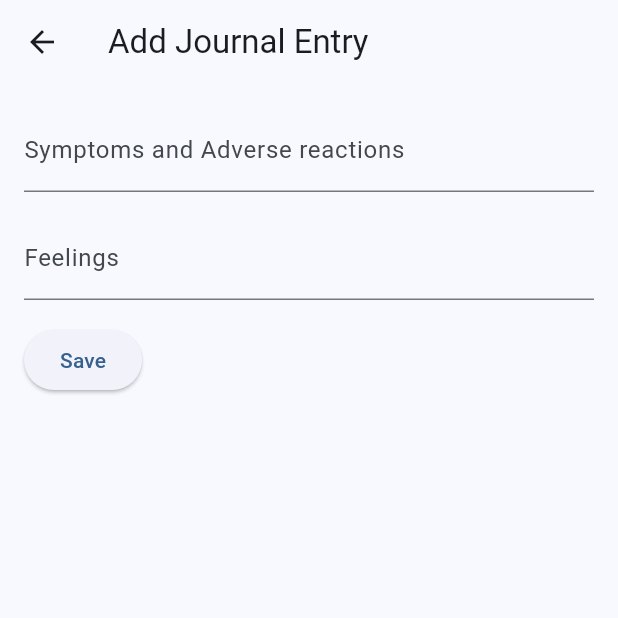
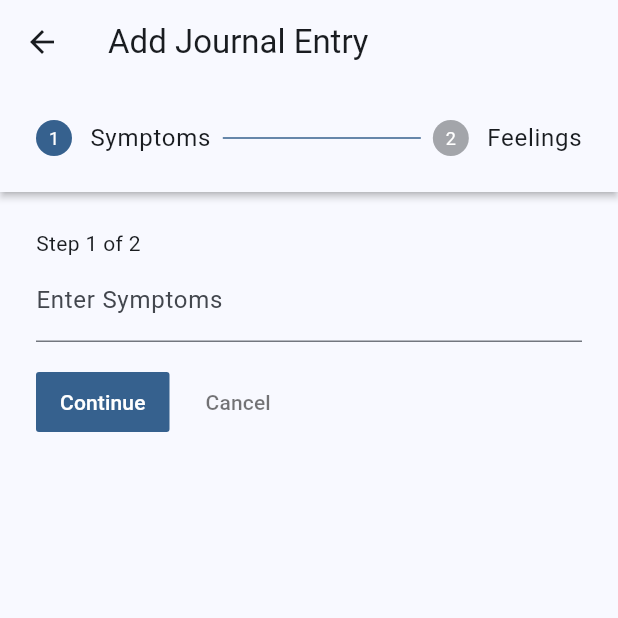
Before and after one commit to martinvanaud/cau-appdev, a Flutter app: the screen it shows after launch, item 2 of the bottom bar chosen, after a tap on the "add" icon, on a phone screen of 412 x 824 dp, the top half of it. Run offline on Flutter 3.47's test engine with Material 2 defaults, Android fonts, the phone set to English and light mode, and no system bars.

Commit message:
added stepper to add journal page

```diff
--- a/lib/main.dart
+++ b/lib/main.dart
@@ -161,7 +161,7 @@
         onPressed: () async {
           final newEntry = await Navigator.push(
             context,
-            MaterialPageRoute(builder: (context) => AddJournalEntryPage()),
+            MaterialPageRoute(builder: (context) => MultiStepJournalEntryPage()),
           );
 
           if (newEntry != null) {
@@ -211,55 +211,44 @@
   }
 }
 
-class AddJournalEntryPage extends StatefulWidget {
+class MultiStepJournalEntryPage extends StatefulWidget {
   @override
-  _AddJournalEntryPageState createState() => _AddJournalEntryPageState();
+  _MultiStepJournalEntryPageState createState() => _MultiStepJournalEntryPageState();
 }
 
-class _AddJournalEntryPageState extends State<AddJournalEntryPage> {
+class _MultiStepJournalEntryPageState extends State<MultiStepJournalEntryPage> {
   late TextEditingController _symptomsController;
-  late TextEditingController _symptomsController2;
+  late TextEditingController _feelingsController;
+
+  int _currentStep = 0;
+  static const int _totalSteps = 2;
 
   @override
   void initState() {
     super.initState();
     _symptomsController = TextEditingController();
-    _symptomsController2 = TextEditingController();
+    _feelingsController = TextEditingController();
   }
 
   @override
   void dispose() {
     _symptomsController.dispose();
-    _symptomsController2.dispose();
+    _feelingsController.dispose();
     super.dispose();
   }
 
-  @override
-  Widget build(BuildContext context) {
-    return Scaffold(
-      appBar: AppBar(
-        title: Text('Add Journal Entry'),
-      ),
-      body: Padding(
-        padding: const EdgeInsets.all(16.0),
-        child: Column(
-          crossAxisAlignment: CrossAxisAlignment.start,
-          children: [
-            TextField(
-              controller: _symptomsController,
-              decoration: InputDecoration(labelText: 'Symptoms and Adverse reactions'),
-            ),
-            const SizedBox(height: 16.0),
-            TextField(
-              controller: _symptomsController2,
-              decoration: InputDecoration(labelText: 'Feelings'),
-            ),
-            const SizedBox(height: 16.0),
-            ElevatedButton(
-              onPressed: () {
+  void _nextStep() {
+    if (_currentStep < _totalSteps - 1) {
+      setState(() {
+        _currentStep++;
+      });
+    }
+  }
+
+  void _saveEntry() {
     final date = DateTime.now().toString().substring(0, 16);
     final symptoms = _symptomsController.text;
-                final feelings = _symptomsController2.text;
+    final feelings = _feelingsController.text;
 
     if (symptoms.isNotEmpty) {
       Navigator.pop(
@@ -269,12 +258,58 @@
     } else {
       // Handle case where symptoms are empty
     }
-              },
-              child: Text('Save'),
+  }
+
+  @override
+  Widget build(BuildContext context) {
+    return Scaffold(
+      appBar: AppBar(
+        title: Text('Add Journal Entry'),
+      ),
+      body: Stepper(
+        type: StepperType.horizontal,
+        currentStep: _currentStep,
+        onStepContinue: _nextStep,
+        onStepTapped: (step) => _nextStep(),
+        onStepCancel: () => Navigator.pop(context),
+        steps: [
+          Step(
+            title: Text('Symptoms'),
+            content: Column(
+              crossAxisAlignment: CrossAxisAlignment.start,
+              children: [
+                Text('Step ${_currentStep + 1} of $_totalSteps'),
+                TextField(
+                  controller: _symptomsController,
+                  decoration: InputDecoration(labelText: 'Enter Symptoms'),
                 ),
               ],
             ),
+            isActive: _currentStep == 0,
           ),
+          Step(
+            title: Text('Feelings'),
+            content: Column(
+              crossAxisAlignment: CrossAxisAlignment.start,
+              children: [
+                Text('Step ${_currentStep + 1} of $_totalSteps'),
+                TextField(
+                  controller: _feelingsController,
+                  decoration: InputDecoration(labelText: 'Enter Feelings'),
+                ),
+              ],
+            ),
+            isActive: _currentStep == 1,
+          ),
+        ],
+      ),
+      floatingActionButton: _currentStep == _totalSteps - 1
+          ? FloatingActionButton(
+        onPressed: _saveEntry,
+        tooltip: 'Save',
+        child: Icon(Icons.save),
+      )
+          : null,
     );
   }
 }
```
Lines whose indentation alone changed are shown as unchanged.
